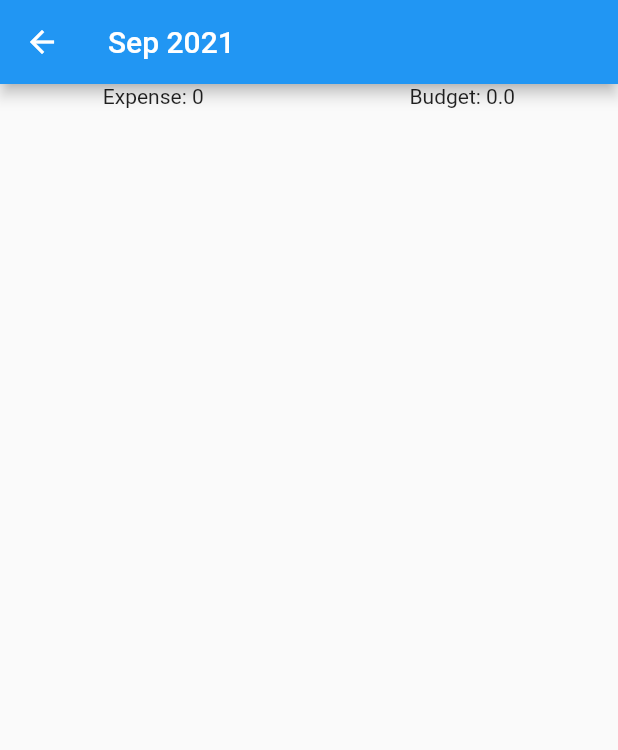
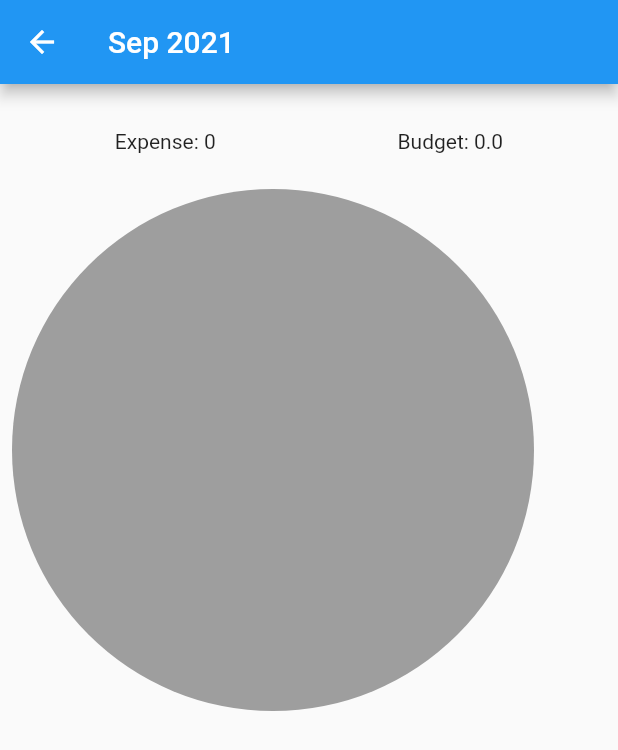
Before and after one commit to vudoan2016/expense, a Flutter app: the screen it shows after launch, after a tap on "Sep", on a phone screen of 412 x 824 dp. Shown: the top 750 px of the screen. Run offline on Flutter 3.47's test engine with Material 2 defaults, Android fonts, the phone set to English and light mode, and no system bars; drawn by our look-alikes of pie_chart; our stand-ins replace camera, table_calendar; missing offline and left inert: google_ml_vision.

Commit message:
Added category chart

```diff
--- a/lib/summary.dart
+++ b/lib/summary.dart
@@ -2,6 +2,7 @@ import 'package:expense/transaction.dart';
 import 'package:flutter/material.dart';
 import 'package:intl/intl.dart' show DateFormat;
 import 'dart:collection';
+import 'package:pie_chart/pie_chart.dart';
 
 class ScreenArguments {
   final int month;
@@ -11,10 +12,10 @@ class ScreenArguments {
   ScreenArguments(this.transactions, this.month, this.year);
 }
 
-class TransactionInDay {
+class DailyTransaction {
   final DateTime date;
   final Transaction trans;
-  TransactionInDay(this.date, this.trans);
+  DailyTransaction(this.date, this.trans);
 }
 
 DataTable createDataTable(transactions) {
@@ -29,11 +30,6 @@ DataTable createDataTable(transactions) {
     ],
     rows: transactions
         .map((t) => DataRow(
-              /*
-              onSelectChanged: (newValue) {
-                print('row 1 pressed ${t.index}');
-              },
-              */
               cells: <DataCell>[
                 DataCell(Text(DateFormat.yMMMd().format(t.date))),
                 DataCell(Text(t.trans.category)),
@@ -51,6 +47,7 @@ class ExpenseSummaryScreen extends StatelessWidget {
 
   final String title;
   final double budget = 0;
+  final Map<String, double> categoryChart = Map();
 
   @override
   Widget build(BuildContext context) {
@@ -62,11 +59,15 @@ class ExpenseSummaryScreen extends StatelessWidget {
           if ((args.month == 0 || e.key.month == args.month) &&
               e.key.year == args.year)
             e.value.forEach((element) {
-              transactions.add(TransactionInDay(e.key, element));
+              transactions.add(DailyTransaction(e.key, element));
             })
         });
 
-    transactions.forEach((e) => sum += e.trans.amount);
+    transactions.forEach((e) {
+      categoryChart[e.trans.category] =
+          (categoryChart[e.trans.category] ?? 0) + e.trans.amount;
+      sum += e.trans.amount;
+    });
 
     return Scaffold(
       appBar: AppBar(
@@ -76,12 +77,21 @@ class ExpenseSummaryScreen extends StatelessWidget {
         child: ListView(
           scrollDirection: Axis.vertical,
           children: <Widget>[
-            new Row(
-                mainAxisAlignment: MainAxisAlignment.spaceAround,
-                children: <Widget>[
-                  Text('Expense: $sum'),
-                  Text('Budget: $budget'),
-                ]),
+            Container(
+              margin: EdgeInsets.only(
+                top: 30.0,
+                bottom: 16.0,
+                left: 16.0,
+                right: 16.0,
+              ),
+              child: new Row(
+                  mainAxisAlignment: MainAxisAlignment.spaceAround,
+                  children: <Widget>[
+                    Text('Expense: $sum'),
+                    Text('Budget: $budget'),
+                  ]),
+            ),
+            PieChart(dataMap: categoryChart),
             SingleChildScrollView(
                 scrollDirection: Axis.horizontal,
                 child: createDataTable(transactions)),
--- a/pubspec.yaml
+++ b/pubspec.yaml
@@ -32,6 +32,7 @@ dependencies:
   cupertino_icons: ^1.0.2
   table_calendar: ^3.0.2
   google_ml_vision: ^0.0.7
+  pie_chart: ^5.0.0
 
 dev_dependencies:
   flutter_test:
```
Also changed, not shown: lib/main.dart (+10 -2 lines).
